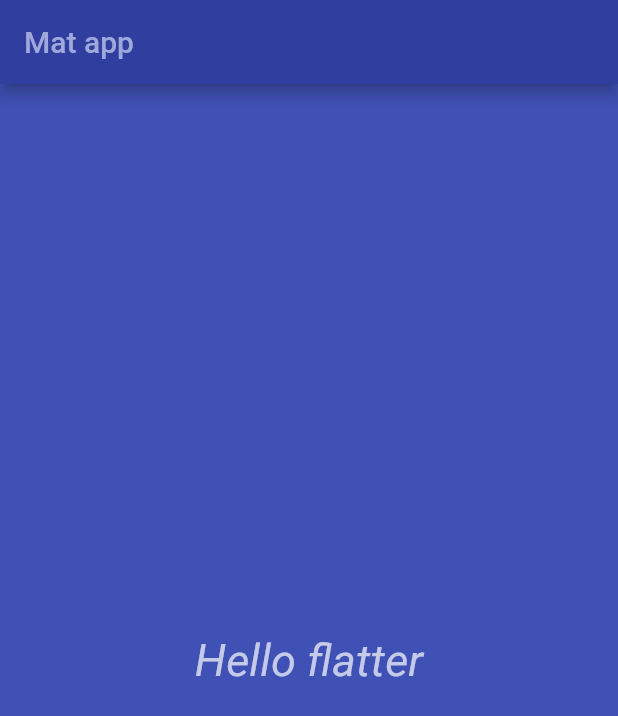
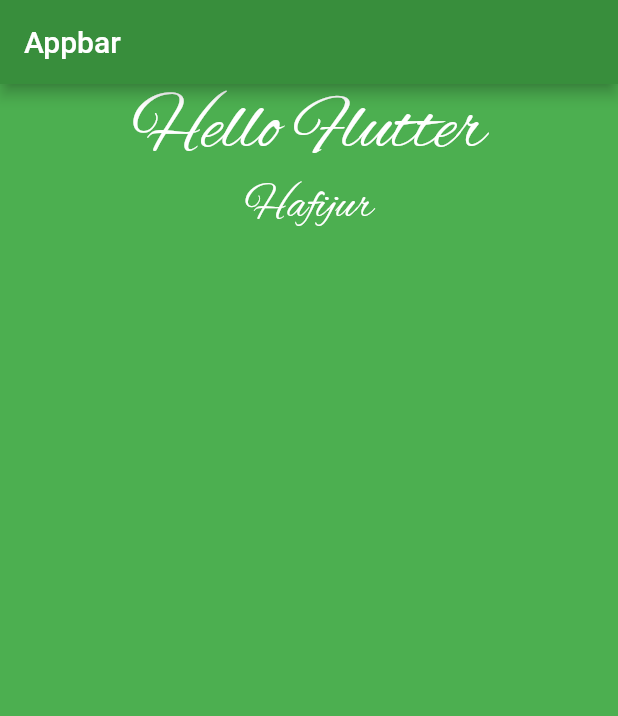
Before and after one commit to rHafijur/flutterApp, a Flutter app: the screen it shows after launch, on a phone screen of 412 x 824 dp. Shown: the top 716 px of the screen. Run offline on Flutter 3.47's test engine with Material 2 defaults, Android fonts, the phone set to English and light mode, and no system bars.

Commit message:
second commit

```diff
--- a/lib/app_screens/home_screen.dart
+++ b/lib/app_screens/home_screen.dart
@@ -12,7 +12,7 @@ child: Text(
 textDirection: TextDirection.rtl,
 style: TextStyle(
 color: Colors.indigo[100],
-fontSize: 30,
+fontSize: 40,
 fontStyle: FontStyle.italic
 ),
 ),
--- a/lib/main.dart
+++ b/lib/main.dart
@@ -2,7 +2,7 @@ import 'package:flutter/material.dart';
 import './app_screens/home_screen.dart';
 
 void main()=>runApp(
-  new MyApp(),
+  new TestApp(),
 );
 
 
@@ -44,7 +44,61 @@ class MyApp extends StatelessWidget{
         ),
         body: new HomeScreen(),
       ),
-    );;
+    );
   }
 
 }
+class TestApp extends StatelessWidget{
+  @override
+  Widget build(BuildContext context) {
+    // TODO: implement build
+    return new MaterialApp(
+      debugShowCheckedModeBanner: false,
+      title: "TestApp",
+      home: Scaffold(
+        appBar: AppBar(
+          backgroundColor: Colors.green[700],
+          title: Text(
+            "Appbar",
+            style: TextStyle(
+              color: Colors.white
+            ),
+          ),
+        ),
+        body: Center(
+          child: Container(
+            alignment: Alignment.center,
+            color: Colors.green,
+//            height: 200,
+//            width: 400,
+//            margin: EdgeInsets.all(20),
+//              margin: EdgeInsets.only(left: 30),
+            child: Column(
+              children: <Widget>[
+                Text(
+                  "Hello Flutter",
+                  textDirection:TextDirection.ltr ,
+                  style: TextStyle(
+                    color: Colors.white,
+                    fontFamily: 'AlexBrush',
+                    fontSize: 50,
+                  ),
+                ),
+                Text(
+                  "Hafijur",
+                  textDirection:TextDirection.ltr ,
+                  style: TextStyle(
+                    color: Colors.white,
+                    fontFamily: 'AlexBrush',
+                    fontSize: 30,
+                  ),
+                ),
+              ],
+            )
+          ),
+        )
+      ),
+    );
+  }
+
+}
```
Also changed, not shown: pubspec.yaml (+5 -11 lines), fonts/AlexBrush-Regular.ttf (added).
